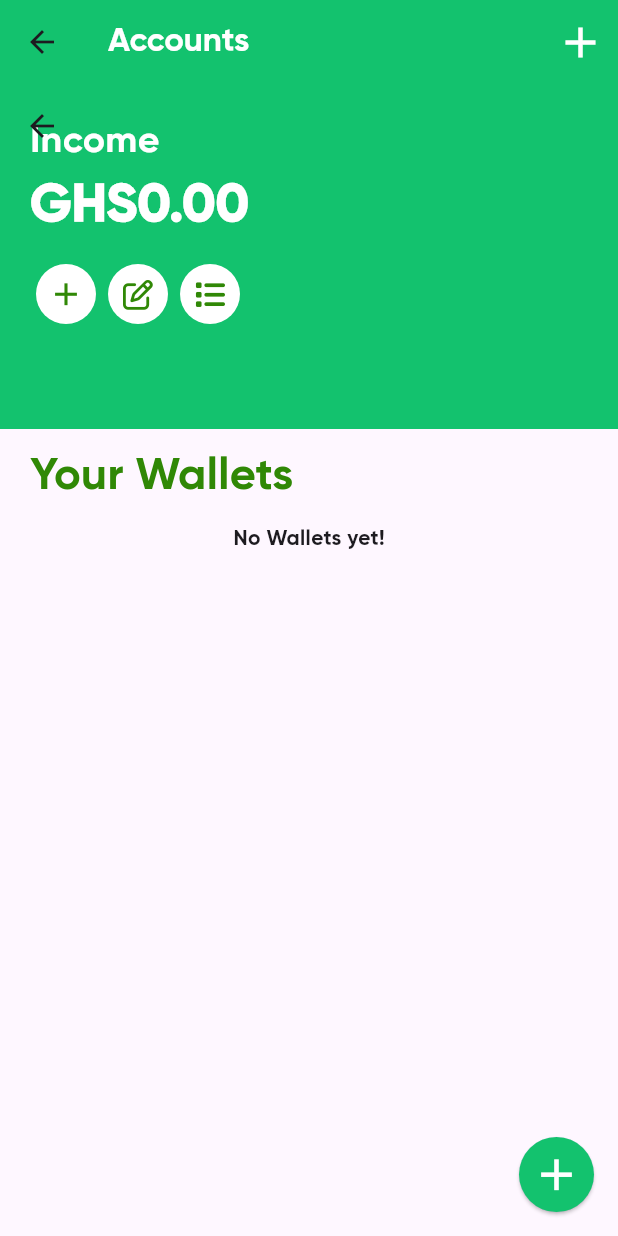
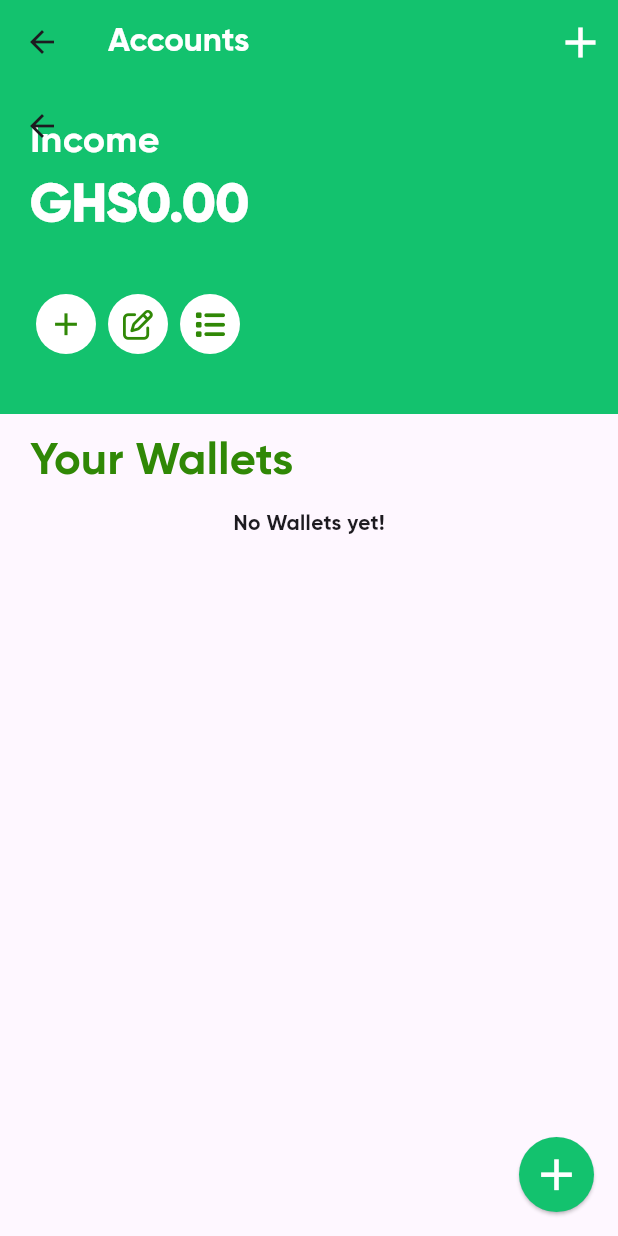
Before and after one commit to rasheedmhd/ferndi, a Flutter app: the Accounts screen opened directly, on a phone screen of 412 x 824 dp. Run offline on Flutter 3.47's test engine with Material 3 defaults, Android fonts, the phone set to English and light mode, and no system bars; our stand-ins replace flutter_riverpod, flutter_slidable, font_awesome_flutter, realm, shared_preferences; accounts and stored records are empty; generated files the repository leaves out were written again.

```diff
--- a/lib/accounts/accounts.dart
+++ b/lib/accounts/accounts.dart
@@ -88,7 +88,7 @@ class AccountsState extends ConsumerState<Accounts> {
         slivers: [
           SliverAppBar(
             backgroundColor: const Color.fromARGB(255, 19, 194, 110),
-            expandedHeight: 230,
+            expandedHeight: 220,
             flexibleSpace: FlexibleSpaceBar(
               background: Container(
                 decoration: const BoxDecoration(
--- a/lib/cards/savings.dart
+++ b/lib/cards/savings.dart
@@ -81,7 +81,7 @@ class SelectedWallets extends ConsumerWidget {
             ],
           ),
           const SizedBox(
-            height: 10,
+            height: 30,
           ),
           Row(
             // mainAxisAlignment: MainAxisAlignment.spaceAround,
```
Also changed, not shown: lib/cards/wallets.dart (+26 -22 lines).
